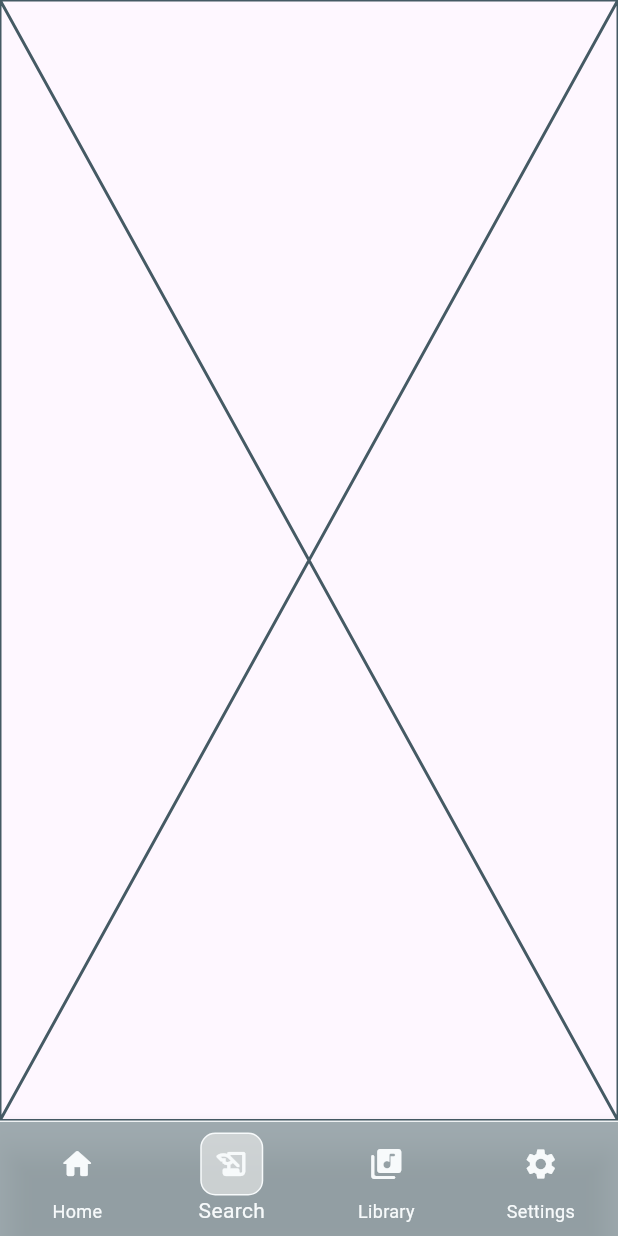
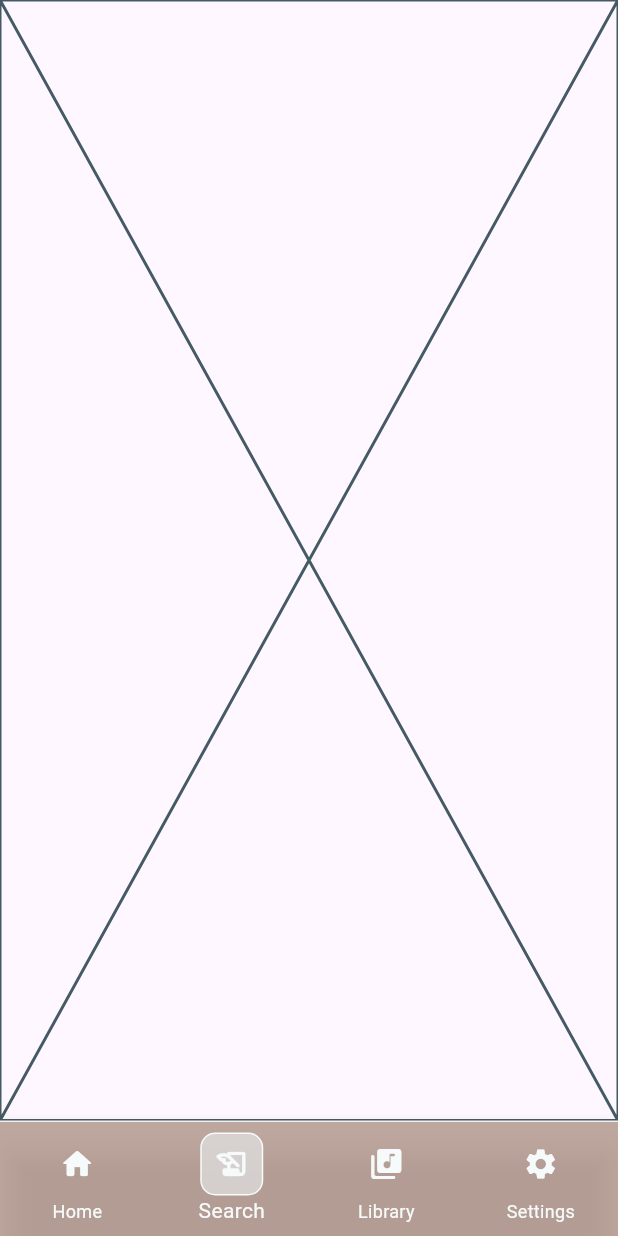
Before and after one commit to kwakyebrilliant/play, a Flutter app: the LandingPage screen opened directly, item 2 of the bottom bar chosen, on a phone screen of 412 x 824 dp. Run offline on Flutter 3.47's test engine with Material 3 defaults, Android fonts, the phone set to English and light mode, and no system bars.

Commit message:
landing updates

```diff
--- a/lib/component/landing_page.dart
+++ b/lib/component/landing_page.dart
@@ -34,7 +34,7 @@ class _LandingPageState extends State<LandingPage> {
           ),
         ),
         child: BottomNavigationBar(
-          backgroundColor: const Color(0xFF89999D).withOpacity(0.8),
+          backgroundColor: const Color(0xFFb09689).withOpacity(0.8),
           currentIndex: _currentIndex,
           onTap: (index) {
             setState(() {
```
